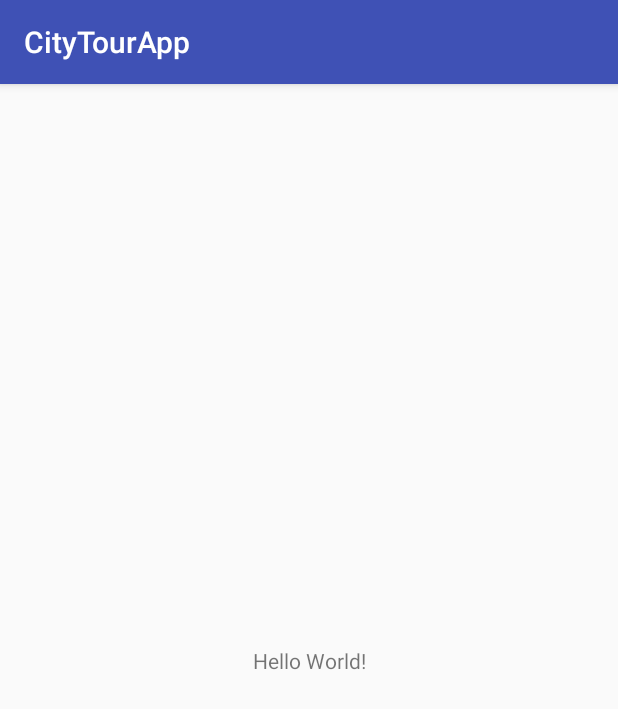
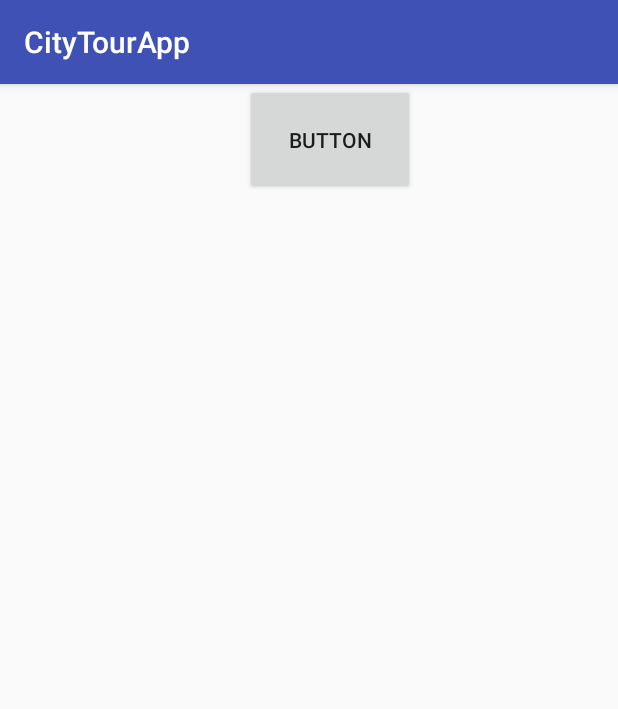
Before and after one commit to kmateuszssak/CityTourApp, an Android app: the screen it shows after launch (MainActivity), on a phone screen of 412 x 824 dp. Shown: the top 709 px of the screen. Run offline under Robolectric (Android 15) with nearby library versions, the phone set to English and light mode, and no system bars.

Commit message:
Dodany Łukasza kod.

```diff
--- a/app/src/main/AndroidManifest.xml
+++ b/app/src/main/AndroidManifest.xml
@@ -1,6 +1,9 @@
 <?xml version="1.0" encoding="utf-8"?>
 <manifest xmlns:android="http://schemas.android.com/apk/res/android"
     package="com.example.mateusz.citytourapp">
+
+    <uses-permission android:name="android.permission.INTERNET" />
+    <uses-permission android:name="android.permission.ACCESS_NETWORK_STATE" />
 
     <application
         android:allowBackup="true"
--- a/app/src/main/java/com/example/mateusz/citytourapp/MainActivity.java
+++ b/app/src/main/java/com/example/mateusz/citytourapp/MainActivity.java
@@ -1,7 +1,11 @@
 package com.example.mateusz.citytourapp;
 
-        import android.support.v7.app.AppCompatActivity;
-        import android.os.Bundle;
+import android.os.AsyncTask;
+import android.support.v7.app.AppCompatActivity;
+import android.os.Bundle;
+import android.util.Log;
+import android.view.View;
+import android.widget.Button;
 
 public class MainActivity extends AppCompatActivity {
 
@@ -9,5 +13,21 @@ public class MainActivity extends AppCompatActivity {
     protected void onCreate(Bundle savedInstanceState) {
         super.onCreate(savedInstanceState);
         setContentView(R.layout.activity_main);
+
+        final Button button = (Button) findViewById(R.id.button);
+        button.setOnClickListener(new View.OnClickListener() {
+            public void onClick(View v) {
+                testRest();
+            }
+        });
+    }
+
+    private void testRest() {
+        AsyncTask.execute(new Runnable() {
+            @Override
+            public void run() {
+                RestClient.getJSON(null, "https://en.wikipedia.org/wiki/Minisite", null);
+            }
+        });
     }
 }
--- a/app/src/main/res/layout/activity_main.xml
+++ b/app/src/main/res/layout/activity_main.xml
@@ -6,13 +6,14 @@
     android:layout_height="match_parent"
     tools:context="com.example.mateusz.citytourapp.MainActivity">
 
-    <TextView
-        android:layout_width="wrap_content"
-        android:layout_height="wrap_content"
-        android:text="Hello World!"
-        app:layout_constraintBottom_toBottomOf="parent"
-        app:layout_constraintLeft_toLeftOf="parent"
+    <Button
+        android:id="@+id/button"
+        android:layout_width="113dp"
+        android:layout_height="74dp"
+        android:text="Button"
+        android:layout_marginRight="135dp"
         app:layout_constraintRight_toRightOf="parent"
-        app:layout_constraintTop_toTopOf="parent" />
+        tools:layout_editor_absoluteY="218dp"
+        tools:ignore="MissingConstraints" />
 
 </android.support.constraint.ConstraintLayout>
```
Also changed, not shown: app/src/main/java/com/example/mateusz/citytourapp/RestClient.java (added, +74 -0 lines).
